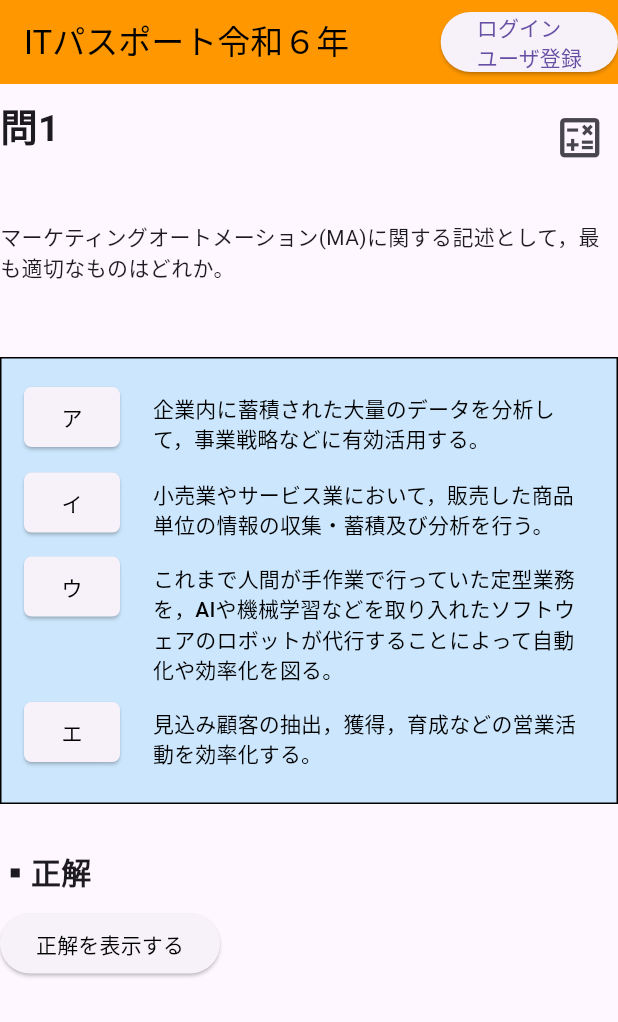
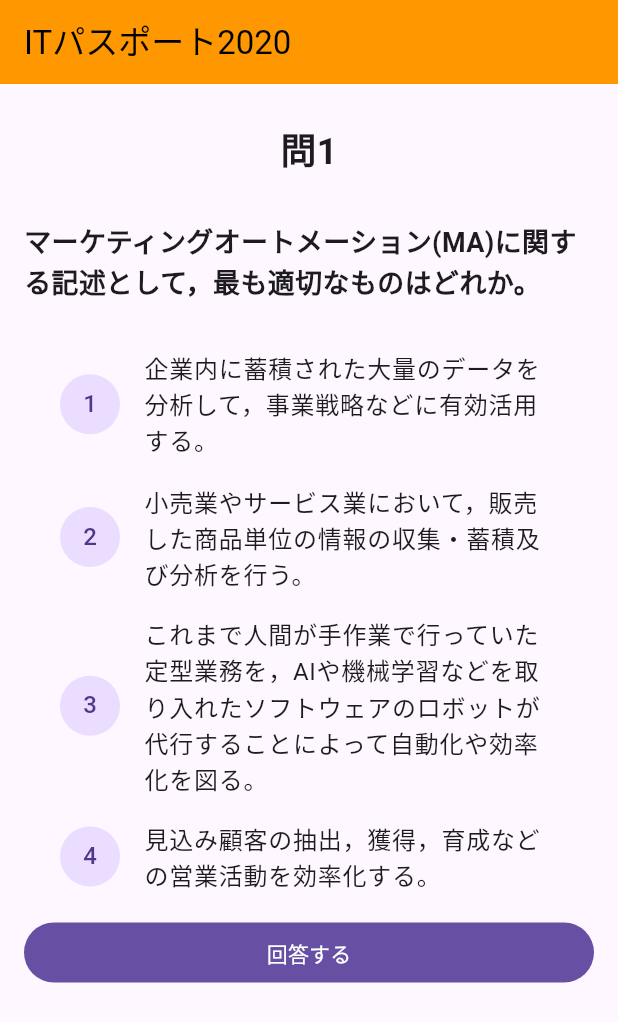
Before and after one commit to gothedistance/it_passport_training_app, a Flutter app: the screen it shows after launch, on a phone screen of 412 x 824 dp. Shown: the top 1022 px of the screen. Run offline on Flutter 3.47's test engine with Material 3 defaults, Android fonts, the phone set to English and light mode, and no system bars.

Commit message:
問題を出す画面を書き直してみた

```diff
--- a/lib/answer.dart
+++ /dev/null
@@ -1,56 +0,0 @@
-import 'package:flutter/material.dart';
-
-class Answer extends StatelessWidget {
-  const Answer({
-    super.key,
-    required this.answer,
-    required this.show_answer,
-    required this.answer_Visible,
-  });
-
-  final String answer;
-  final VoidCallback show_answer;
-  final bool answer_Visible;
-
-  //  @override
-  //  _AnswerState createState() => _AnswerState(); // ステートクラス作成
-  //}
-  //
-  //class _AnswerState extends State<Answer> {
-  //  bool answer_Visible = false; // 正解を非表示
-
-  // 正解を表示するための、イベントを定義
-  //void show_answer() {
-  //  setState(() {
-  //    answer_Visible = true; // ボタン押下時に正解を表示
-  //  });
-  //}
-
-  @override
-  Widget build(BuildContext context) {
-    return Container(
-      alignment: Alignment.centerLeft,
-      child: Padding(
-        padding: EdgeInsets.only(top: 30),
-        child: Column(
-          crossAxisAlignment: CrossAxisAlignment.start,
-          children: [
-            Text('▪️正解', style: TextStyle(fontSize: 20, fontWeight: FontWeight.bold)),
-            SizedBox(height: 10),
-            if (!answer_Visible)
-              ElevatedButton(
-                onPressed: show_answer, // ボタンを押したら正解を表示
-                child: Text('正解を表示する', style: TextStyle(color: Colors.black)),
-              ),
-            SizedBox(height: 10),
-            if (answer_Visible) // ボタン押下後に正解を表示
-              Text(
-                answer,
-                style: TextStyle(fontSize: 18, color: Colors.black, fontWeight: FontWeight.bold),
-              ),
-          ],
-        ),
-      ),
-    );
-  }
-}
--- a/lib/choices.dart
+++ /dev/null
@@ -1,51 +0,0 @@
-import 'package:flutter/material.dart';
-
-class Choices extends StatelessWidget {
-  const Choices({super.key, required this.choiceQuestions});
-
-  // 選択問題を定義
-  final List<Map<String, String>> choiceQuestions;
-
-  @override
-  Widget build(BuildContext context) {
-    return Container(
-      padding: EdgeInsets.all(10),
-      decoration: BoxDecoration(color: Colors.lightBlue.withOpacity(0.2), border: Border.all()),
-      child: Padding(
-        padding: EdgeInsets.all(05),
-        child: Column(
-          crossAxisAlignment: CrossAxisAlignment.start, // 左揃え
-          mainAxisAlignment: MainAxisAlignment.start,
-          children: [
-            for (var choiceQuestion in choiceQuestions)
-              Row(
-                crossAxisAlignment: CrossAxisAlignment.start,
-                children: [
-                  ElevatedButton(
-                    style: ElevatedButton.styleFrom(
-                      shape: RoundedRectangleBorder(borderRadius: BorderRadius.circular(05)),
-                    ),
-                    onPressed: () {},
-                    child: Text(
-                      choiceQuestion['key'].toString(),
-                      style: TextStyle(color: Colors.black),
-                    ),
-                  ),
-                  SizedBox(width: 10),
-                  Expanded(
-                    child: TextButton(
-                      onPressed: () {},
-                      child: Text(
-                        choiceQuestion['value'].toString(),
-                        style: TextStyle(color: Colors.black),
-                      ),
-                    ),
-                  ),
-                ],
-              ),
-          ],
-        ),
-      ),
-    );
-  }
-}
--- a/lib/data.dart
+++ b/lib/data.dart
@@ -1,3 +1,5 @@
+import 'package:it_passport_training_app/feature/core/quiz.dart';
+
 const dummyData = {
   "version": "令和６年",
   "id": 1,
@@ -9,61 +11,17 @@ const dummyData = {
     {"key": "エ", "value": "見込み顧客の抽出，獲得，育成などの営業活動を効率化する。"},
   ],
   "classification": "ストラテジ系 > 経営戦略マネジメント > マーケティング",
-  "answer": "エ",
-  "descriptions": [
-    {
+  "answer": 4,
+  "descriptions": {
     "summary":
         "マーケティングオートメーションは、その名のとおり顧客獲得・維持のためのマーケティング活動をITシステムで自動化するための仕組みです。従来は営業担当が人力で行っていた、メール、LINE、SNSなどの配信や効果の測定、見込み顧客の管理、顧客の興味に応じたアプローチ、有望な見込み顧客の可視化、データ分析などをシステム上で行えるようにすることで、マーケティング活動の効率化を図ることができます。見込み顧客に継続的にフォローするためにはコストが掛かりますが、これを自動化することで新規商談の増加を期待できるなどの強みがあります。したがって、見込み顧客の管理について記述している「エ」が適切です。",
-    },
+    "answer": [
       {"key": "ア", "kaisetu": "データマイニングに関する記述です。"},
       {"key": "イ", "kaisetu": "POS(Point Of Sales)に関する記述です。"},
       {"key": "ウ", "kaisetu": "RPA(Robotic Process Automation)に関する記述です。"},
       {"key": "エ", "kaisetu": "正しい。マーケティングオートメーションに関する記述です。"},
     ],
+  },
 };
 
-//Map<String, Object> dummy_data = {
-//  "version": "令和６年",
-//  "id": 2,
-//  "question":
-//      "情報システムに不正に侵入し，サービスを停止させて社会的混乱を生じさせるような行為に対して，国全体で体系的に防御施策を講じるための基本理念を定め，国の責務などを明らかにした法律はどれか。",
-//  "choice_questions": [
-//    {"key": "ア", "value": "公益通報者保護法"},
-//    {"key": "イ", "value": "サイバーセキュリティ基本法"},
-//    {"key": "ウ", "value": "不正アクセス禁止法"},
-//    {"key": "エ", "value": "プロバイダ責任制限法"}
-//  ],
-//  "classification": "ストラテジ系 > 法務 > セキュリティ関連法規",
-//  "answer": "イ",
-//  "descriptions": [
-//    {
-//      "key": "ア",
-//      "kaisetu":
-//          "公益通報者保護法は、労働者が労務を提供している事業所の犯罪行為、または最終的に刑罰につながる法令違反事実を通報したことを契機とする、事業所から通報者への不利益な扱いを防止するための法律です。",
-//    },
-//    {
-//      "key": "イ",
-//      "kaisetu":
-//          "正しい。サイバーセキュリティ基本法は、日本国におけるサイバーセキュリティに関する施策の推進にあたっての基本理念、国や地方公共団体の責務等を明らかにするとともに、サイバーセキュリティ戦略の策定その他サイバーセキュリティに関する基本的施策を定めた法律です。この法律に基づいてサイバーセキュリティ戦略本部が設置され、サイバーセキュリティ戦略本部の事務を行うためにNISC（内閣サイバーセキュリティセンター）が内閣官房に設置されています。",
-//    },
-//    {
-//      "key": "ウ",
-//      "kaisetu":
-//          "不正アクセス禁止法は、ネットワークに接続できる環境で、本人に許可なく他人のID・パスワード等を使って認証が必要なページに接続することや、それを助長する行為を禁止する法律です。",
-//    },
-//    {
-//      "key": "エ",
-//      "kaisetu":
-//          "プロバイダ責任制限法は、インターネット上のWebページ、SNS、電子掲示板のように不特定多数の者が閲覧する通信について、その情報を媒介するプロバイダ等の損害賠償責任と、それらの通信で権利を侵害された者が発信者情報の開示を請求できる権利を定めた法律です。",
-//    },
-//  ],
-//};
-
-//Map<String, Object> -> Question
-/*
-Question toQuestion(Map<String, Object> data) {
-  return Question(
-    number: data['number'] as int,
-    title: data['title'] as String,
-  );
-}*/
+final quizData = Quiz.fromJson(dummyData);
--- /dev/null
+++ b/lib/feature/quiz/components/answer_button.dart
@@ -0,0 +1,18 @@
+import 'package:flutter/material.dart';
+
+class AnswerButton extends StatelessWidget {
+  const AnswerButton({super.key, required this.onPressed});
+
+  final VoidCallback? onPressed;
+
+  @override
+  Widget build(BuildContext context) {
+    return SizedBox(
+      width: double.infinity,
+      child: FilledButton(
+        onPressed: onPressed,
+        child: Padding(padding: const EdgeInsets.all(8.0), child: Text("回答する")),
+      ),
+    );
+  }
+}
--- /dev/null
+++ b/lib/feature/quiz/components/choices_widget.dart
@@ -0,0 +1,42 @@
+import 'package:flutter/material.dart';
+import 'package:it_passport_training_app/feature/core/quiz.dart';
+
+class ChoicesWidget extends StatefulWidget {
+  const ChoicesWidget({super.key, required this.choiceQuestions, required this.onSelected});
+
+  // 選択問題を定義
+  final List<ChoiceQuestions> choiceQuestions;
+  final void Function(int answer) onSelected;
+
+  @override
+  State<ChoicesWidget> createState() => _ChoicesWidgetState();
+}
+
+class _ChoicesWidgetState extends State<ChoicesWidget> {
+  int selected = 0;
+
+  @override
+  Widget build(BuildContext context) {
+    return Padding(
+      padding: EdgeInsets.all(8),
+      child: Column(
+        crossAxisAlignment: CrossAxisAlignment.start, // 左揃え
+        mainAxisAlignment: MainAxisAlignment.start,
+        children: [
+          for (final (index, choiceQuestion) in widget.choiceQuestions.indexed)
+            ListTile(
+              leading: CircleAvatar(child: Text((index + 1).toString())),
+              title: Text(choiceQuestion.value),
+              onTap: () {
+                setState(() {
+                  selected = index + 1;
+                  widget.onSelected(index);
+                });
+              },
+              tileColor: selected == index + 1 ? Colors.grey.shade400 : null,
+            ),
+        ],
+      ),
+    );
+  }
+}
--- a/lib/classification.dart
+++ b/lib/feature/quiz/components/classification_widget.dart
@@ -1,7 +1,7 @@
 import 'package:flutter/material.dart';
 
-class Classification extends StatelessWidget {
-  const Classification({super.key, required this.classification});
+class ClassificationWidget extends StatelessWidget {
+  const ClassificationWidget({super.key, required this.classification});
 
   final String classification;
 
--- /dev/null
+++ b/lib/feature/quiz/components/question_number_widget.dart
@@ -0,0 +1,16 @@
+import 'package:flutter/material.dart';
+
+class QuestionNumberWidget extends StatelessWidget {
+  const QuestionNumberWidget({super.key, required this.number});
+
+  /// 問題が何番目かをしめす
+  final int number;
+
+  @override
+  Widget build(BuildContext context) {
+    return Padding(
+      padding: EdgeInsets.only(top: 10, bottom: 30),
+      child: Text('問$number', style: const TextStyle(fontSize: 24, fontWeight: FontWeight.bold)),
+    );
+  }
+}
--- /dev/null
+++ b/lib/feature/quiz/components/question_widget.dart
@@ -0,0 +1,15 @@
+import 'package:flutter/material.dart';
+
+class QuestionWidget extends StatelessWidget {
+  const QuestionWidget({super.key, required this.questionText});
+
+  final String questionText;
+
+  @override
+  Widget build(BuildContext context) {
+    return Padding(
+      padding: EdgeInsets.only(bottom: 16),
+      child: Text(questionText, style: TextStyle(fontSize: 18, fontWeight: FontWeight.bold)),
+    );
+  }
+}
--- /dev/null
+++ b/lib/feature/quiz/quiz_screen.dart
@@ -0,0 +1,68 @@
+import 'package:flutter/material.dart';
+import 'package:it_passport_training_app/data.dart';
+import 'package:it_passport_training_app/feature/quiz/components/answer_button.dart';
+import 'package:it_passport_training_app/feature/quiz/components/answer_widget.dart';
+import 'package:it_passport_training_app/feature/quiz/components/choices_widget.dart';
+import 'package:it_passport_training_app/feature/quiz/components/classification_widget.dart';
+import 'package:it_passport_training_app/feature/quiz/components/description_widget.dart';
+import 'package:it_passport_training_app/feature/quiz/components/question_number_widget.dart';
+import 'package:it_passport_training_app/feature/quiz/components/question_widget.dart';
+
+class QuizScreen extends StatefulWidget {
+  const QuizScreen({super.key});
+
+  @override
+  QuizScreenState createState() => QuizScreenState();
+}
+
+class QuizScreenState extends State<QuizScreen> {
+  int selected = 0;
+  bool visible = false;
+
+  @override
+  Widget build(BuildContext context) {
+    return MaterialApp(
+      home: Scaffold(
+        appBar: AppBar(
+          centerTitle: false,
+          title: const Text('ITパスポート2020', style: TextStyle(color: Colors.black)),
+          backgroundColor: Colors.orange,
+        ),
+        body: SingleChildScrollView(
+          child: Padding(
+            padding: const EdgeInsets.all(16.0),
+            child: Column(
+              children: [
+                // 問題数
+                QuestionNumberWidget(number: quizData.id),
+                // 問題
+                QuestionWidget(questionText: quizData.question),
+                // 問題の選択肢
+                ChoicesWidget(
+                  choiceQuestions: quizData.choices,
+                  onSelected: (answer) {
+                    selected = answer;
+                  },
+                ),
+                AnswerButton(
+                  onPressed: () {
+                    setState(() {
+                      visible = true;
+                    });
+                  },
+                ),
+                //分類
+                if (visible) ...[
+                  ClassificationWidget(classification: quizData.classification),
+                  //正解
+                  AnswerWidget(answer: quizData.answer),
+                  DescriptionWidget(description: quizData.descriptions),
+                ],
+              ],
+            ),
+          ),
+        ),
+      ),
+    );
+  }
+}
--- a/lib/main.dart
+++ b/lib/main.dart
@@ -1,81 +1,15 @@
 import 'package:flutter/material.dart';
-import 'package:it_passport_training_app/answer.dart';
-import 'package:it_passport_training_app/choices.dart';
-import 'package:it_passport_training_app/classification.dart';
-import 'package:it_passport_training_app/data.dart';
-import 'package:it_passport_training_app/description.dart';
-import 'package:it_passport_training_app/number.dart';
-import 'package:it_passport_training_app/question.dart';
-import 'package:it_passport_training_app/version.dart';
+import 'package:it_passport_training_app/feature/quiz/quiz_screen.dart';
 
 void main() {
   runApp(const MyApp());
 }
 
-class MyApp extends StatefulWidget {
+class MyApp extends StatelessWidget {
   const MyApp({super.key});
 
   @override
-  _MyAppState createState() => _MyAppState();
-}
-
-class _MyAppState extends State<MyApp> {
-  bool _isVisible = false; // 分類、回答、解説表示フラグ
-
-  @override
   Widget build(BuildContext context) {
-    return MaterialApp(
-      home: Scaffold(
-        appBar: AppBar(
-          centerTitle: false,
-          title: Version(version: dummyData['version'].toString()),
-          backgroundColor: Colors.orange,
-          actions: [ElevatedButton(onPressed: () {}, child: Text('ログイン\nユーザ登録'))],
-        ),
-        body: Scrollbar(
-          child: SingleChildScrollView(
-            primary: true,
-            child: Column(
-              children: [
-                // 問題数
-                Number(number: dummyData['id'].toString()),
-
-                // 問題
-                Question(questionText: dummyData['question'].toString()),
-
-                // 問題の選択肢
-                Choices(
-                  choiceQuestions: dummyData['choice_questions'] as List<Map<String, String>>,
-                ),
-
-                //分類
-                if (_isVisible) ...[
-                  Classification(classification: dummyData['classification'].toString()),
-                ],
-
-                //正解
-                Answer(
-                  answer: dummyData['answer'].toString(),
-                  show_answer: () {
-                    setState(() {
-                      _isVisible = true;
-                    });
-                  },
-                  answer_Visible: _isVisible,
-                ),
-
-                // 解説
-                if (_isVisible) ...[
-                  Description(
-                    descriptions: dummyData['descriptions'] as List<Map<String, String>>,
-                    choice_questions: dummyData['choice_questions'] as List<Map<String, String>>,
-                  ),
-                ],
-              ],
-            ),
-          ),
-        ),
-      ),
-    );
+    return MaterialApp(home: QuizScreen());
   }
 }
--- a/lib/number.dart
+++ /dev/null
@@ -1,24 +0,0 @@
-import 'package:flutter/material.dart';
-
-class Number extends StatelessWidget {
-  const Number({super.key, required this.number});
-
-  //問題数を定義
-  final String number;
-
-  @override
-  Widget build(BuildContext context) {
-    return Padding(
-      padding: EdgeInsets.only(top: 10, bottom: 30),
-      child: Row(
-        crossAxisAlignment: CrossAxisAlignment.start,
-        mainAxisAlignment: MainAxisAlignment.spaceEvenly,
-        children: [
-          Text('問$number', style: const TextStyle(fontSize: 25, fontWeight: FontWeight.bold)),
-          const Spacer(), //空きスペースを埋める
-          IconButton(icon: const Icon(Icons.calculate_outlined), onPressed: () {}, iconSize: 35),
-        ],
-      ),
-    );
-  }
-}
--- a/lib/question.dart
+++ /dev/null
@@ -1,12 +0,0 @@
-import 'package:flutter/material.dart';
-
-class Question extends StatelessWidget {
-  const Question({super.key, required this.questionText});
-
-  final String questionText;
-
-  @override
-  Widget build(BuildContext context) {
-    return Padding(padding: EdgeInsets.only(bottom: 50), child: Text(questionText));
-  }
-}
```
Also changed, not shown: lib/description.dart (deleted, +0 -65 lines), lib/feature/core/quiz.dart (added, +75 -0 lines), lib/feature/quiz/components/answer_widget.dart (added, +29 -0 lines), lib/feature/quiz/components/description_widget.dart (added, +55 -0 lines), lib/header_section_widget.dart (deleted, +0 -22 lines), .cspell/app-words.txt (added), lib/feature/quiz/components/version.dart (renamed from lib/version.dart). Lines whose indentation alone changed are shown as unchanged.
